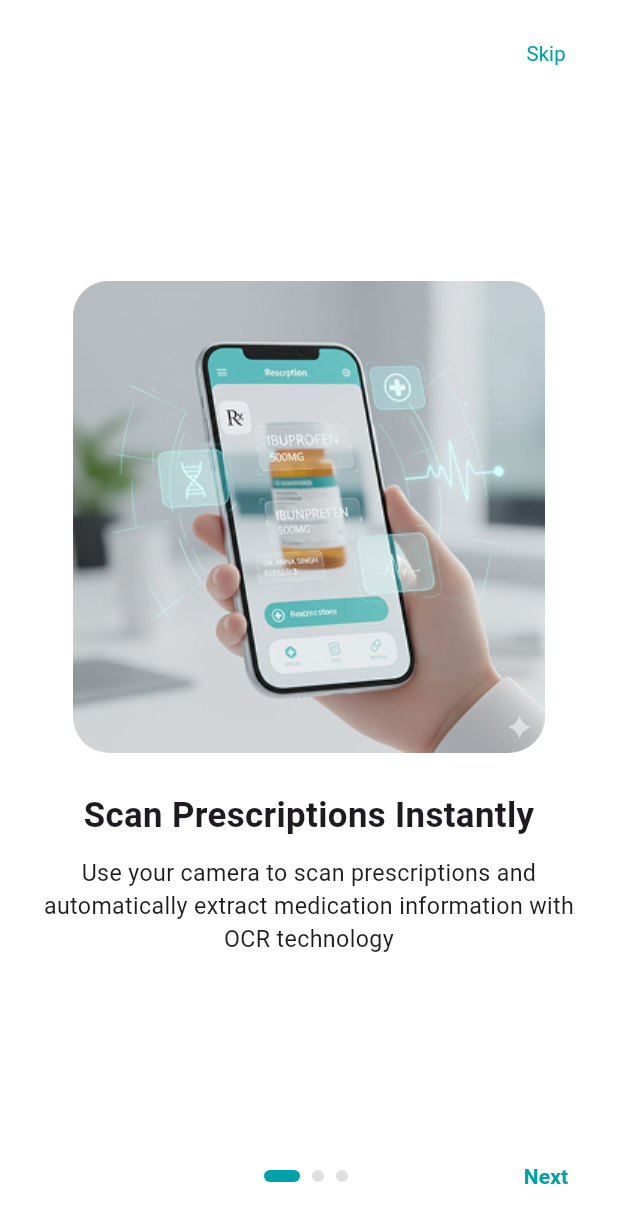
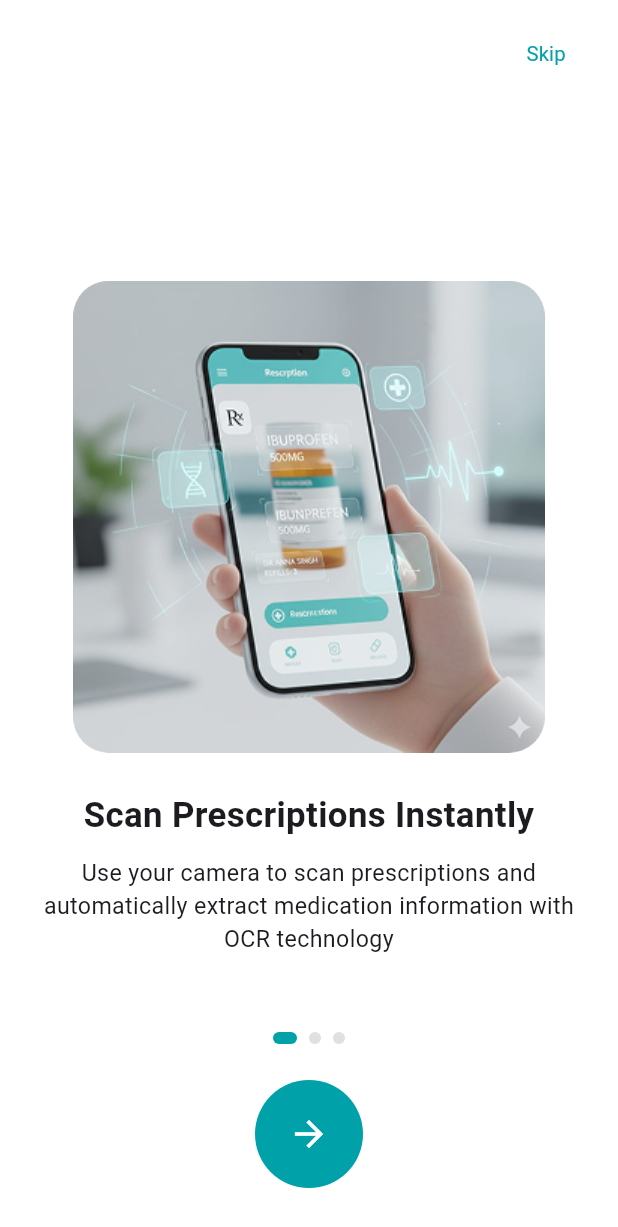
Before and after one commit to Cureta-GP/Cureta-Frontend, a Flutter app: the screen it shows after launch, on a phone screen of 412 x 824 dp. Shown: the top 1227 px of the screen. Run offline on Flutter 3.47's test engine with Material 3 defaults, Android fonts, the phone set to English and light mode, and no system bars; our stand-ins replace easy_localization, flutter_screenutil, go_router, rive.

Commit message:
Update onboarding_view.dart
restore_old design for onboarding view

```diff
--- a/lib/features/startup/view/onboarding_view.dart
+++ b/lib/features/startup/view/onboarding_view.dart
@@ -16,6 +16,7 @@ class OnboardingView extends StatefulWidget {
 class _OnboardingViewState extends State<OnboardingView> {
   final PageController _pageController = PageController();
   int _currentIndex = 0;
+
   @override
   Widget build(BuildContext context) {
     return Scaffold(
@@ -37,9 +38,8 @@ class _OnboardingViewState extends State<OnboardingView> {
                     mainAxisAlignment: MainAxisAlignment.center,
                     children: [
                       ClipRRect(
-                        borderRadius: BorderRadius.circular(24),
-                        child: Image.asset(screen.imagePath),
-                      ),
+                         borderRadius: BorderRadius.circular(24),
+                        child: Image.asset(screen.imagePath)),
                       const SizedBox(height: 24),
                       Text(
                         screen.title,
@@ -63,10 +63,8 @@ class _OnboardingViewState extends State<OnboardingView> {
               top: 0,
               right: 0,
               child: Padding(
-                padding: const EdgeInsets.symmetric(
-                  horizontal: 16,
-                  vertical: 12,
-                ),
+                padding:
+                    const EdgeInsets.symmetric(horizontal: 16, vertical: 12),
                 child: TextButton(
                   onPressed: () {
                     GoRouter.of(context).go(AppRoutes.signup);
@@ -80,44 +78,23 @@ class _OnboardingViewState extends State<OnboardingView> {
                 ),
               ),
             ),
-          ],
-        ),
-      ),
-      bottomSheet: Container(
-        color: Colors.white,
-        padding: const EdgeInsets.all(16.0),
-        child: _currentIndex == onboardingScreens.length - 1
-            ? SizedBox(
-                width: double.infinity,
-                child: ElevatedButton(
-                  onPressed: () {
-                    GoRouter.of(context).go(AppRoutes.signup);
-                  },
-                  style: ElevatedButton.styleFrom(
-                    backgroundColor: AppColors.primary,
-                    padding: const EdgeInsets.symmetric(vertical: 16),
-                    shape: RoundedRectangleBorder(
-                      borderRadius: BorderRadius.circular(12),
-                    ),
-                  ),
-                  child: Text(
-                    AppLocalizations.getStarted,
-                    style: const TextStyle(color: Colors.white),
-                  ),
-                ),
-              )
-            : Row(
-                mainAxisAlignment: MainAxisAlignment.spaceBetween,
+
+            /// Bottom Section (Indicators + Button)
+            Positioned(
+              bottom: 32,
+              left: 0,
+              right: 0,
+              child: Column(
                 children: [
-                  // Placeholder for alignment
-                  const SizedBox(width: 60),
-
+                  /// Indicators
                   Row(
+                    mainAxisAlignment: MainAxisAlignment.center,
                     children: List.generate(
                       onboardingScreens.length,
-                      (index) => Container(
+                      (index) => AnimatedContainer(
+                        duration: const Duration(milliseconds: 250),
                         margin: const EdgeInsets.symmetric(horizontal: 4),
-                        width: _currentIndex == index ? 24 : 8,
+                        width: _currentIndex == index ? 16 : 8,
                         height: 8,
                         decoration: BoxDecoration(
                           borderRadius: BorderRadius.circular(4),
@@ -129,23 +106,42 @@ class _OnboardingViewState extends State<OnboardingView> {
                     ),
                   ),
 
-                  TextButton(
-                    onPressed: () {
-                      _pageController.nextPage(
-                        duration: const Duration(milliseconds: 300),
-                        curve: Curves.ease,
-                      );
-                    },
-                    child: Text(
-                      AppLocalizations.next,
-                      style: const TextStyle(
-                        color: AppColors.primary,
-                        fontWeight: FontWeight.bold,
+                  const SizedBox(height: 24),
+
+                  /// Next Button
+                  Container(
+                    width: 72,
+                    height: 72,
+                    decoration: const BoxDecoration(
+                      color: AppColors.primary,
+                      shape: BoxShape.circle,
+                    ),
+                    child: IconButton(
+                      icon: const Icon(
+                        Icons.arrow_forward,
+                        color: Colors.white,
+                        size: 28,
                       ),
+                      onPressed: () {
+                        if (_currentIndex ==
+                            onboardingScreens.length - 1) {
+                          GoRouter.of(context)
+                              .go(AppRoutes.signup);
+                        } else {
+                          _pageController.nextPage(
+                            duration:
+                                const Duration(milliseconds: 300),
+                            curve: Curves.easeInOut,
+                          );
+                        }
+                      },
                     ),
                   ),
                 ],
               ),
+            ),
+          ],
+        ),
       ),
     );
   }
```
